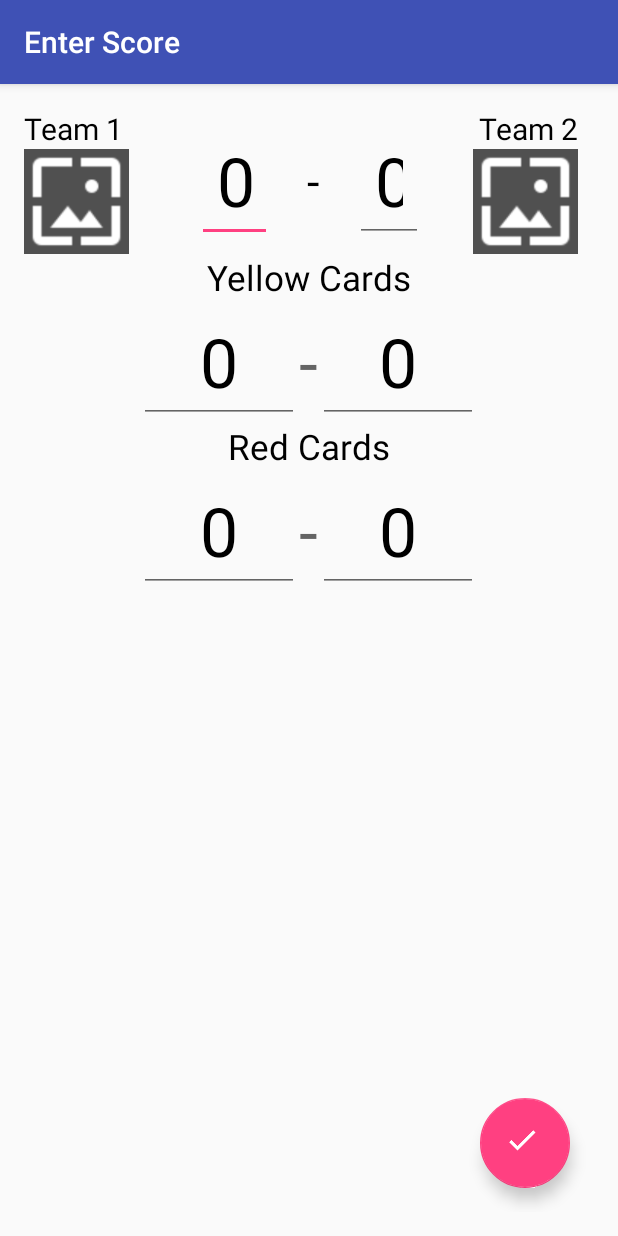
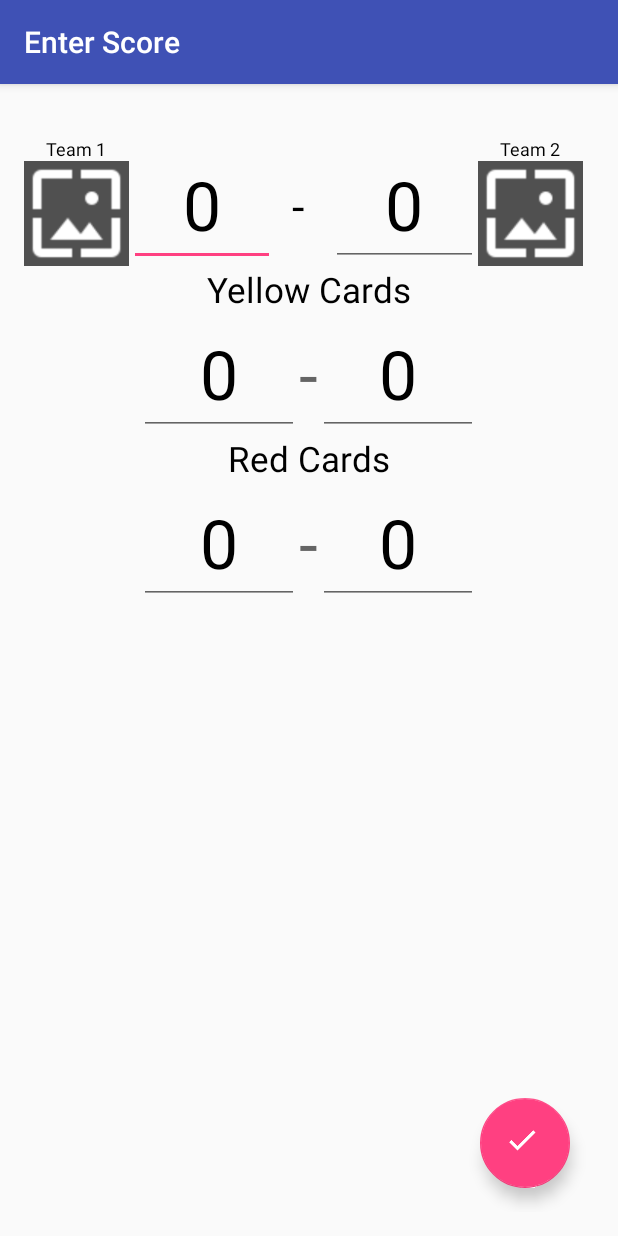
Before and after one commit to rkanjani/FootyManager, an Android app: the EnterScore screen opened directly, with no data from a screen before it, on a phone screen of 412 x 824 dp. Run offline under Robolectric (Android 15) with nearby library versions, the phone set to English and light mode, and no system bars; 7 statements that could not run were skipped.

Commit message:
MAJOR COMMIT: HOLD GAME INPUT AND W/L UPDATE

```diff
--- a/app/src/main/java/oceansfive/footymanager/EnterScore.java
+++ b/app/src/main/java/oceansfive/footymanager/EnterScore.java
@@ -1,13 +1,16 @@
 package oceansfive.footymanager;
 
+import android.content.Intent;
 import android.support.v7.app.AppCompatActivity;
 import android.os.Bundle;
+import android.view.View;
 import android.widget.*;
 
 public class EnterScore extends AppCompatActivity {
 
     TournamentData data  = TournamentData.getInstance();
-    final Game game = data.tournaments.get(getIntent().getExtras().getInt("tournament")).games.get(getIntent().getExtras().getInt("game"));
+    private static int tournamentIndex;
+    private static int gameIndex;
 
 
     @Override
@@ -15,9 +18,46 @@ public class EnterScore extends AppCompatActivity {
         super.onCreate(savedInstanceState);
         setContentView(R.layout.activity_enter_score);
         setTitle("Enter Score");
+        int [] locations = getIntent().getIntArrayExtra("tournamentGameInfo");
+        tournamentIndex = locations[0];
+        gameIndex = locations[1];
+
+        Tournament tournament = data.tournaments.get(locations[0]);
+        Game game = tournament.getGames().get(locations[1]);
+
+        TextView teamOneName = (TextView) findViewById(R.id.teamOne);
+        TextView teamTwoName = (TextView) findViewById(R.id.teamTwo);
+
+        teamOneName.setText(game.getTeam1().getTeamName());
+        teamTwoName.setText(game.getTeam2().getTeamName());
+
+        EditText teamOneScore = (EditText)findViewById(R.id.home_score);
+        EditText teamTwoScore = (EditText)findViewById(R.id.away_score);
+
+        EditText teamOneYellow = (EditText)findViewById(R.id.home_yellow);
+        EditText teamTwoYellow = (EditText)findViewById(R.id.away_yellow);
+
+        EditText teamOneRed = (EditText)findViewById(R.id.home_red);
+        EditText teamTwoRed = (EditText)findViewById(R.id.away_red);
+
+        if(game.isGamePlayed()){
+            teamOneScore.setText(Integer.toString(game.getTeam1Score()));
+            teamTwoScore.setText(Integer.toString(game.getTeam2Score()));
+
+            teamOneYellow.setText(Integer.toString(game.getTeam1Fouls()[0]));
+            teamOneRed.setText(Integer.toString(game.getTeam1Fouls()[1]));
+
+            teamTwoYellow.setText(Integer.toString(game.getTeam2Fouls()[0]));
+            teamTwoRed.setText(Integer.toString(game.getTeam2Fouls()[1]));
+        }
+
+
     }
 
-    public void enterGame(){
+    public void enterGame(View view){
+        Tournament tournament = data.tournaments.get(tournamentIndex);
+        Game game = tournament.games.get(gameIndex);
+
         EditText home_score = (EditText)findViewById(R.id.home_score);
         EditText away_score = (EditText)findViewById(R.id.away_score);
         int homeScore = Integer.parseInt(home_score.getText().toString());
@@ -43,5 +83,10 @@ public class EnterScore extends AppCompatActivity {
         team2.setRedCards(awayRed);
 
         game.finishGame();
+
+
+        Intent intent = new Intent(getApplicationContext(), Schedule.class); //Application Context and Activity
+        intent.putExtra("tournament", tournamentIndex);
+        startActivityForResult(intent, 0);
     }
 }
--- a/app/src/main/java/oceansfive/footymanager/teamListAdapter.java
+++ b/app/src/main/java/oceansfive/footymanager/teamListAdapter.java
@@ -67,7 +67,6 @@ public class teamListAdapter extends BaseAdapter{
         View vi = convertView;
         if (vi == null)
             vi = inflater.inflate(R.layout.edit_team_row_item, null);
-
         final int index = position;
         final EditText name = (EditText) vi.findViewById(R.id.teamName);
 
@@ -79,10 +78,10 @@ public class teamListAdapter extends BaseAdapter{
         }
 
         TextWatcher teamNameWatcher = new TextWatcher() {
-
+            int tournamentIndex = data.tournaments.indexOf(tournament);
             //Changes a Team name to new name
             public void afterTextChanged(Editable s) {
-                tournament.teams[index] = new Team(s.toString(), null);
+                data.tournaments.get(tournamentIndex).teams[index] = new Team(s.toString(), null);
             }
 
             public void beforeTextChanged(CharSequence s, int start, int count, int after) {
--- a/app/src/main/res/layout/activity_enter_score.xml
+++ b/app/src/main/res/layout/activity_enter_score.xml
@@ -18,9 +18,9 @@
             android:layout_height="wrap_content"
             android:weightSum="1">
 
-            <LinearLayout
+            <RelativeLayout
                 android:orientation="vertical"
-                android:layout_width="82dp"
+                android:layout_width="70dp"
                 android:layout_height="fill_parent"
                 android:gravity="top|left"
                 android:layout_gravity="top|left">
@@ -29,58 +29,72 @@
                     android:layout_width="wrap_content"
                     android:layout_height="wrap_content"
                     android:text="Team 1"
-                    android:id="@+id/home_team_name"
+                    android:id="@+id/teamOne"
                     android:textColor="#000000"
-                    android:textSize="20dp"
-                    android:layout_gravity="top" />
+                    android:textSize="12dp"
+                    android:layout_gravity="top"
+                    android:layout_above="@+id/home_team"
+                    android:layout_alignParentLeft="true"
+                    android:layout_alignParentStart="true"
+                    android:layout_alignParentRight="true"
+                    android:layout_alignParentEnd="true"
+                    android:gravity="center_horizontal" />
 
                 <ImageView
                     android:layout_width="70dp"
                     android:layout_height="70dp"
                     android:id="@+id/home_team"
                     android:src="@drawable/default_logo"
-                    android:background="#505050" />
+                    android:background="#505050"
+                    android:layout_alignParentBottom="true"
+                    android:layout_alignParentLeft="true"
+                    android:layout_alignParentStart="true" />
 
-            </LinearLayout>
+            </RelativeLayout>
 
-            <LinearLayout
+            <RelativeLayout
                 android:orientation="horizontal"
                 android:layout_width="141dp"
-                android:layout_height="fill_parent"
-                android:layout_gravity="center"
-                android:layout_weight="0.88"
-                android:gravity="center">
+                android:layout_height="105dp"
+                android:gravity="center"
+                android:layout_weight="0.93">
 
                 <EditText
                     android:layout_width="50dp"
-                    android:layout_height="wrap_content"
+                    android:layout_height="match_parent"
                     android:inputType="number"
                     android:ems="2"
                     android:id="@+id/home_score"
-                    android:layout_gravity="center"
                     android:enabled="true"
                     android:text="0"
                     android:textColor="#000000"
                     android:textSize="45dp"
                     android:paddingLeft="20px"
                     android:paddingRight="20px"
-                    android:gravity="center_horizontal" />
+                    android:gravity="bottom|center_horizontal"
+                    android:layout_alignParentTop="true"
+                    android:layout_toLeftOf="@+id/dash"
+                    android:layout_alignParentLeft="true"
+                    android:layout_alignParentStart="true" />
 
                 <TextView
-                    android:layout_width="55dp"
+                    android:layout_width="37dp"
                     android:layout_height="50dp"
                     android:text="-"
                     android:id="@+id/dash"
                     android:textSize="30dp"
                     android:textColor="#000000"
-                    android:layout_gravity="center"
-                    android:paddingRight="20px"
-                    android:paddingLeft="20px"
-                    android:gravity="center" />
+                    android:gravity="center"
+                    android:paddingRight="6dp"
+                    android:layout_alignParentBottom="true"
+                    android:layout_centerHorizontal="true"
+                    android:password="false"
+                    android:layout_alignParentTop="true"
+                    android:paddingTop="25dp" />
 
                 <EditText
                     android:layout_width="45dp"
-                    android:layout_height="wrap_content"
+                    android:layout_height="match_parent"
                     android:inputType="number"
                     android:ems="2"
                     android:id="@+id/away_score"
@@ -89,15 +103,17 @@
                     android:text="0"
                     android:textColor="#000000"
                     android:textSize="45dp"
-                    android:paddingLeft="20px"
-                    android:paddingRight="20px"
-                    android:gravity="top|center_horizontal" />
+                    android:gravity="bottom|center_horizontal"
+                    android:layout_alignParentTop="true"
+                    android:layout_toRightOf="@+id/dash"
+                    android:layout_alignParentRight="true"
+                    android:layout_alignParentEnd="true" />
 
-            </LinearLayout>
+            </RelativeLayout>
 
-            <LinearLayout
+            <RelativeLayout
                 android:orientation="vertical"
-                android:layout_width="wrap_content"
+                android:layout_width="70dp"
                 android:layout_height="fill_parent"
                 android:gravity="top|right"
                 android:layout_gravity="top|center_vertical|right">
@@ -106,11 +122,16 @@
                     android:layout_width="wrap_content"
                     android:layout_height="wrap_content"
                     android:text="Team 2"
-                    android:id="@+id/away_team"
+                    android:id="@+id/teamTwo"
                     android:textColor="#000000"
-                    android:textSize="20dp"
+                    android:textSize="12dp"
                     android:layout_gravity="top|center_horizontal|right"
-                    android:gravity="center" />
+                    android:gravity="center"
+                    android:layout_alignParentRight="true"
+                    android:layout_alignParentEnd="true"
+                    android:layout_above="@+id/away_team_logo"
+                    android:layout_alignParentLeft="true"
+                    android:layout_alignParentStart="true" />
 
                 <ImageView
                     android:layout_width="70dp"
@@ -118,9 +139,12 @@
                     android:id="@+id/away_team_logo"
                     android:layout_gravity="center"
                     android:src="@drawable/default_logo"
-                    android:background="#505050" />
+                    android:background="#505050"
+                    android:layout_alignParentBottom="true"
+                    android:layout_alignParentLeft="true"
+                    android:layout_alignParentStart="true" />
 
-            </LinearLayout>
+            </RelativeLayout>
 
         </LinearLayout>
 
@@ -247,7 +271,7 @@
                 android:layout_marginRight="16dp"
                 android:layout_marginBottom="16dp"
                 android:src="@drawable/checkmark"
-                android:onClick="enterGame()" />
+                android:onClick="enterGame" />
         </FrameLayout>
     </LinearLayout>
 </RelativeLayout>
--- a/app/src/main/res/layout/activity_standings.xml
+++ b/app/src/main/res/layout/activity_standings.xml
@@ -6,5 +6,5 @@
     <ListView
         android:layout_width="match_parent"
         android:layout_height="wrap_content"
-        android:id="@+id/listViewStandings" />
+        android:id="@+id/standings" />
 </LinearLayout>
```
Also changed, not shown: app/src/main/AndroidManifest.xml (+7 -1 lines), app/src/main/java/oceansfive/footymanager/EditTournament.java (+10 -4 lines), app/src/main/java/oceansfive/footymanager/Game.java (+48 -0 lines), app/src/main/java/oceansfive/footymanager/MainActivity.java (+5 -4 lines), app/src/main/java/oceansfive/footymanager/Ranking.java (added, +46 -0 lines), app/src/main/java/oceansfive/footymanager/Schedule.java (added, +55 -0 lines), app/src/main/java/oceansfive/footymanager/ScheduleListAdapter.java (deleted, +0 -63 lines), app/src/main/java/oceansfive/footymanager/Tournament.java (+16 -4 lines), app/src/main/java/oceansfive/footymanager/scheduleAdapter.java (+33 -13 lines), app/src/main/java/oceansfive/footymanager/standingsAdapter.java (+7 -1 lines), app/src/main/res/layout/activity_edit_tournament.xml (+8 -8 lines), app/src/main/res/layout/activity_schedule.xml (added, +39 -0 lines), app/src/main/res/layout/schedule.xml (deleted, +0 -42 lines), app/src/main/res/layout/schedule_row.xml (+99 -68 lines).
